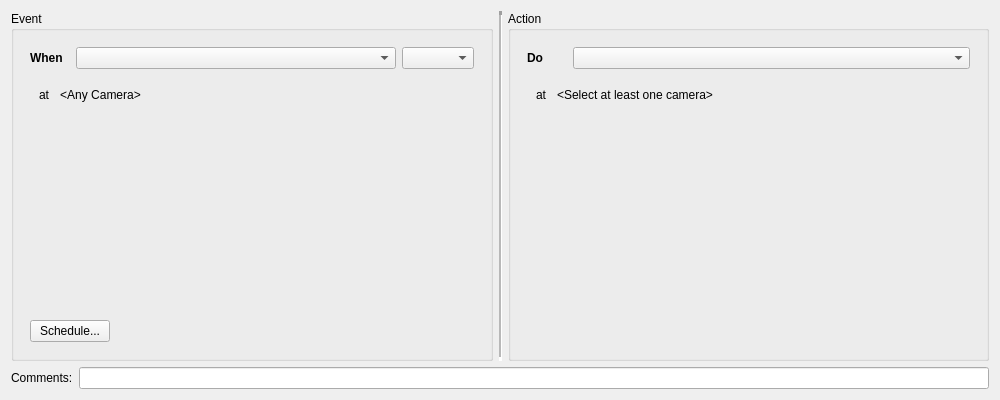
Above: client/libclient/src/ui/widgets/business/business_rule_widget.ui from networkoptix/nx_open before the change. Below: the same form after it.
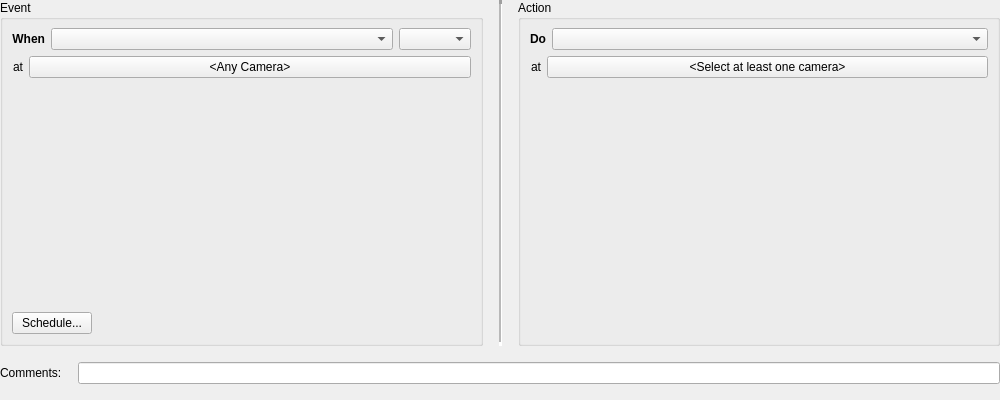
That is the form after the change. Custom widgets are drawn as their Qt base class.

Commit message:
VMS-4413: Improve "Select device" button in rules
+ business rule widget layout improvements

<==== Mercurial data ====>
Branch: dev_3.0.0_gui

```diff
--- a/client/libclient/src/ui/widgets/business/business_rule_widget.ui
+++ b/client/libclient/src/ui/widgets/business/business_rule_widget.ui
@@ -29,6 +29,21 @@
    <string/>
   </property>
   <layout class="QVBoxLayout" name="verticalLayout_3">
+   <property name="spacing">
+    <number>16</number>
+   </property>
+   <property name="leftMargin">
+    <number>0</number>
+   </property>
+   <property name="topMargin">
+    <number>0</number>
+   </property>
+   <property name="rightMargin">
+    <number>0</number>
+   </property>
+   <property name="bottomMargin">
+    <number>16</number>
+   </property>
    <item>
     <layout class="QHBoxLayout" name="horizontalLayout_7" stretch="1,0,1">
      <item>
@@ -40,28 +55,13 @@
         <string>Event</string>
        </property>
        <layout class="QVBoxLayout" name="verticalLayout">
-        <property name="leftMargin">
-         <number>16</number>
-        </property>
         <property name="topMargin">
-         <number>16</number>
-        </property>
-        <property name="rightMargin">
-         <number>16</number>
-        </property>
-        <property name="bottomMargin">
-         <number>16</number>
+         <number>8</number>
         </property>
         <item>
          <layout class="QHBoxLayout" name="horizontalLayout_3" stretch="0,1,0">
           <item>
            <widget class="QLabel" name="eventDoLabel">
-            <property name="minimumSize">
-             <size>
-              <width>40</width>
-              <height>0</height>
-             </size>
-            </property>
             <property name="font">
              <font>
               <weight>75</weight>
@@ -71,6 +71,9 @@
             <property name="text">
              <string>When</string>
             </property>
+            <property name="alignment">
+             <set>Qt::AlignRight|Qt::AlignTrailing|Qt::AlignVCenter</set>
+            </property>
            </widget>
           </item>
           <item>
@@ -95,6 +98,18 @@
         <item>
          <widget class="QWidget" name="eventResourcesWidget" native="true">
           <layout class="QHBoxLayout" name="eventResourceLayout">
+           <property name="leftMargin">
+            <number>0</number>
+           </property>
+           <property name="topMargin">
+            <number>0</number>
+           </property>
+           <property name="rightMargin">
+            <number>0</number>
+           </property>
+           <property name="bottomMargin">
+            <number>0</number>
+           </property>
            <item>
             <widget class="QLabel" name="eventAtLabel">
              <property name="acceptDrops">
@@ -103,31 +118,24 @@
              <property name="text">
               <string>at</string>
              </property>
+             <property name="alignment">
+              <set>Qt::AlignRight|Qt::AlignTrailing|Qt::AlignVCenter</set>
+             </property>
             </widget>
            </item>
            <item>
             <widget class="QPushButton" name="eventResourcesHolder">
+             <property name="sizePolicy">
+              <sizepolicy hsizetype="MinimumExpanding" vsizetype="Fixed">
+               <horstretch>0</horstretch>
+               <verstretch>0</verstretch>
+              </sizepolicy>
+             </property>
              <property name="text">
               <string notr="true">&lt;Any Camera&gt;</string>
              </property>
-             <property name="flat">
-              <bool>true</bool>
-             </property>
             </widget>
            </item>
-           <item>
-            <spacer name="horizontalSpacer">
-             <property name="orientation">
-              <enum>Qt::Horizontal</enum>
-             </property>
-             <property name="sizeHint" stdset="0">
-              <size>
-               <width>40</width>
-               <height>20</height>
-              </size>
-             </property>
-            </spacer>
-           </item>
           </layout>
          </widget>
         </item>
@@ -206,28 +214,13 @@
         <string>Action</string>
        </property>
        <layout class="QVBoxLayout" name="verticalLayout_2">
-        <property name="leftMargin">
-         <number>16</number>
-        </property>
         <property name="topMargin">
-         <number>16</number>
-        </property>
-        <property name="rightMargin">
-         <number>16</number>
-        </property>
-        <property name="bottomMargin">
-         <number>16</number>
+         <number>8</number>
         </property>
         <item>
          <layout class="QHBoxLayout" name="horizontalLayout_4" stretch="0,1">
           <item>
            <widget class="QLabel" name="actionDoLabel">
-            <property name="minimumSize">
-             <size>
-              <width>40</width>
-              <height>0</height>
-             </size>
-            </property>
             <property name="font">
              <font>
               <weight>75</weight>
@@ -237,6 +230,9 @@
             <property name="text">
              <string>Do</string>
             </property>
+            <property name="alignment">
+             <set>Qt::AlignRight|Qt::AlignTrailing|Qt::AlignVCenter</set>
+            </property>
            </widget>
           </item>
           <item>
@@ -257,36 +253,41 @@
         <item>
          <widget class="QWidget" name="actionResourcesWidget" native="true">
           <layout class="QHBoxLayout" name="actionResourceLayout">
+           <property name="leftMargin">
+            <number>0</number>
+           </property>
+           <property name="topMargin">
+            <number>0</number>
+           </property>
+           <property name="rightMargin">
+            <number>0</number>
+           </property>
+           <property name="bottomMargin">
+            <number>0</number>
+           </property>
            <item>
             <widget class="QLabel" name="actionAtLabel">
              <property name="text">
               <string>at</string>
              </property>
+             <property name="alignment">
+              <set>Qt::AlignRight|Qt::AlignTrailing|Qt::AlignVCenter</set>
+             </property>
             </widget>
            </item>
            <item>
             <widget class="QPushButton" name="actionResourcesHolder">
+             <property name="sizePolicy">
+              <sizepolicy hsizetype="MinimumExpanding" vsizetype="Fixed">
+               <horstretch>0</horstretch>
+               <verstretch>0</verstretch>
+              </sizepolicy>
+             </property>
              <property name="text">
               <string notr="true">&lt;Select at least one camera&gt;</string>
              </property>
-             <property name="flat">
-              <bool>true</bool>
-             </property>
             </widget>
            </item>
-           <item>
-            <spacer name="actionSpacer">
-             <property name="orientation">
-              <enum>Qt::Horizontal</enum>
-             </property>
-             <property name="sizeHint" stdset="0">
-              <size>
-               <width>40</width>
-               <height>20</height>
-              </size>
-             </property>
-            </spacer>
-           </item>
           </layout>
          </widget>
         </item>
```
The commit also changes 1 other file.
